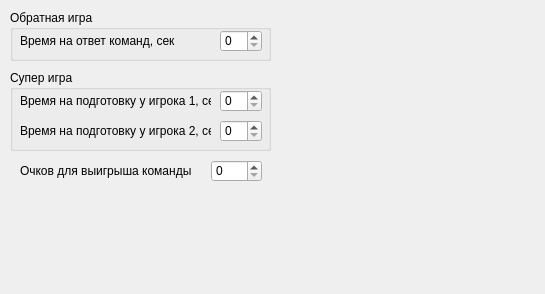
Before: the Qt Designer form MainSett.ui in dontsovcmc/100_k_1, drawn with Qt 5.
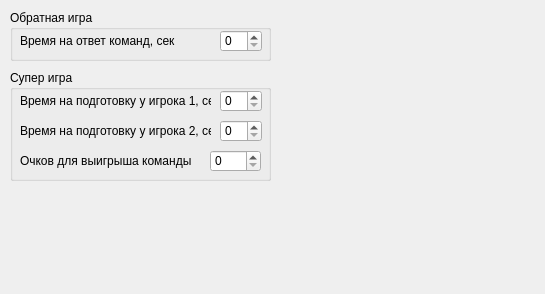
After: the same form once the commit is applied.

```diff
--- a/MainSett.ui
+++ b/MainSett.ui
@@ -55,7 +55,7 @@
      <x>10</x>
      <y>70</y>
      <width>261</width>
-     <height>81</height>
+     <height>111</height>
     </rect>
    </property>
    <property name="title">
@@ -107,12 +107,24 @@
      <string>Время на подготовку у игрока 2, сек</string>
     </property>
    </widget>
+   <widget class="QLabel" name="label_7">
+    <property name="geometry">
+     <rect>
+      <x>10</x>
+      <y>80</y>
+      <width>171</width>
+      <height>21</height>
+     </rect>
+    </property>
+    <property name="text">
+     <string>Очков для выигрыша команды:</string>
+    </property>
   </widget>
   <widget class="QSpinBox" name="spinWinPoints">
    <property name="geometry">
     <rect>
-     <x>211</x>
-     <y>160</y>
+      <x>200</x>
+      <y>80</y>
      <width>51</width>
      <height>22</height>
     </rect>
@@ -121,18 +133,6 @@
     <number>1000</number>
    </property>
   </widget>
-  <widget class="QLabel" name="label_7">
-   <property name="geometry">
-    <rect>
-     <x>20</x>
-     <y>160</y>
-     <width>171</width>
-     <height>21</height>
-    </rect>
-   </property>
-   <property name="text">
-    <string>Очков для выигрыша команды:</string>
-   </property>
   </widget>
  </widget>
  <resources/>
```
Lines whose indentation alone changed are shown as unchanged.
